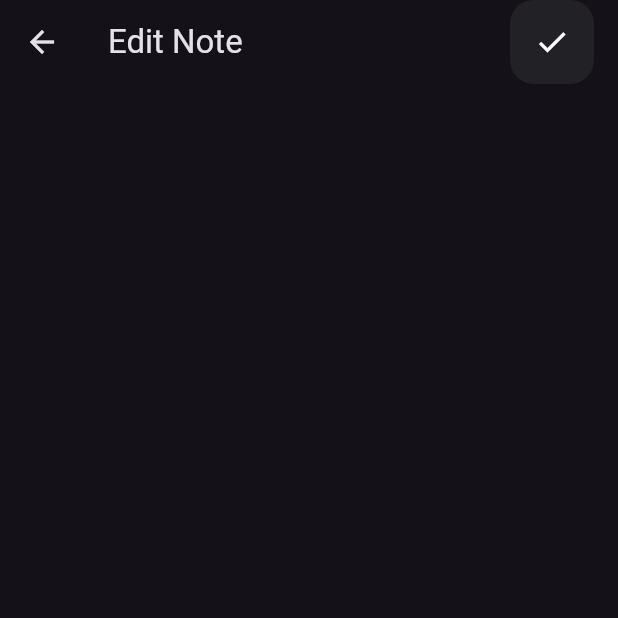
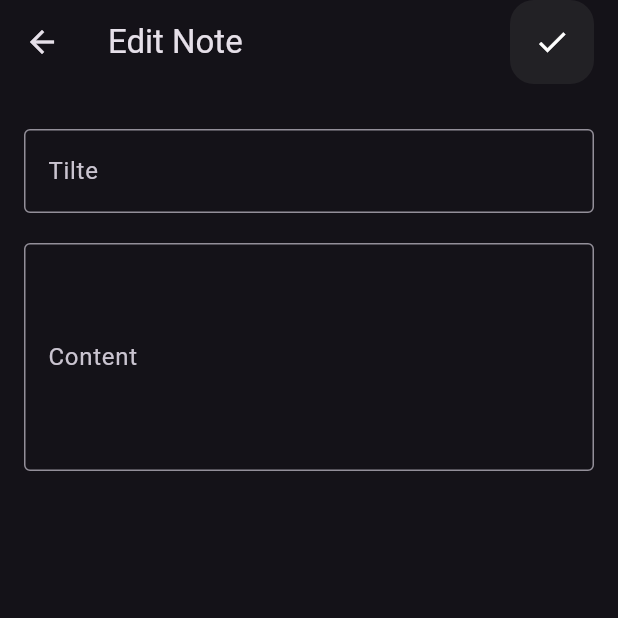
Before and after one commit to Moatasem-Official/Notes_App, a Flutter app: the EditNoteScreen screen opened directly, on a phone screen of 412 x 824 dp, the top half of it. Run offline on Flutter 3.47's test engine with Material 3 defaults, Android fonts, the phone set to English and light mode, and no system bars; our stand-ins replace device_preview.

Commit message:
Design Edit Note Screen Content

```diff
--- a/lib/presentation/screens/edit_note_screen.dart
+++ b/lib/presentation/screens/edit_note_screen.dart
@@ -25,6 +25,30 @@ class EditNoteScreen extends StatelessWidget {
           ),
         ],
       ),
+      body: Column(
+        children: [
+          const SizedBox(height: 30),
+          Padding(
+            padding: const EdgeInsets.fromLTRB(16, 0, 16, 20),
+            child: TextField(
+              decoration: InputDecoration(
+                border: OutlineInputBorder(),
+                labelText: 'Tilte',
+              ),
+            ),
+          ),
+          Padding(
+            padding: const EdgeInsets.only(left: 16, right: 16),
+            child: TextField(
+              maxLines: 5,
+              decoration: InputDecoration(
+                border: OutlineInputBorder(),
+                labelText: 'Content',
+              ),
+            ),
+          ),
+        ],
+      ),
     );
   }
 }
```
